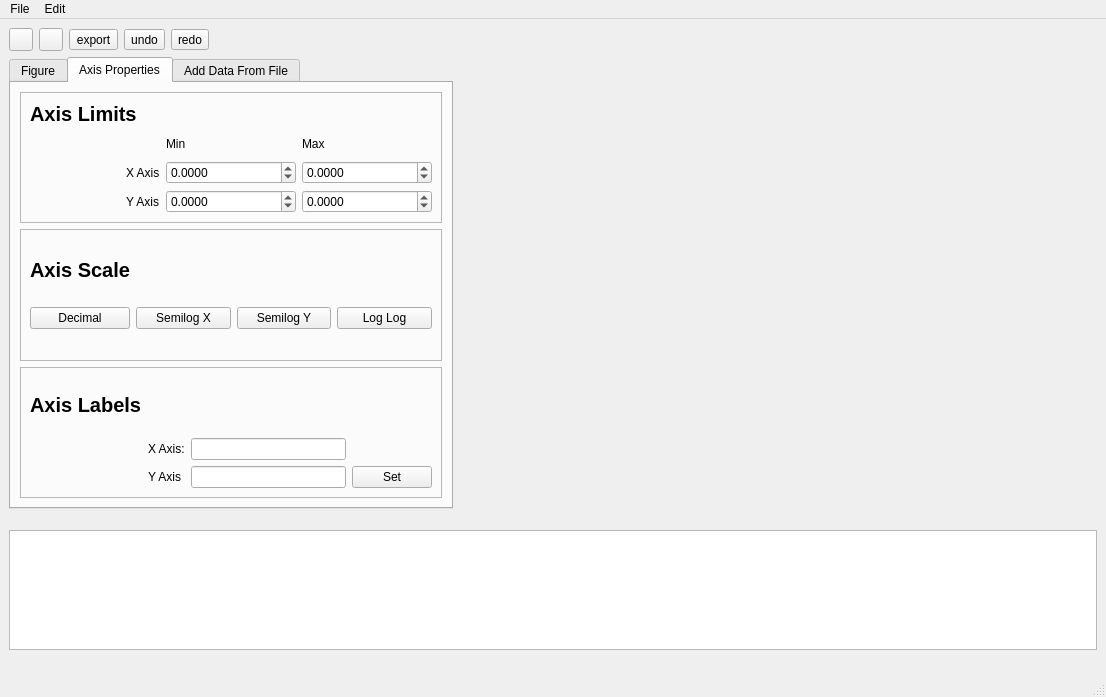
This is ui/plotter.ui in hadrianmontes/Plotter2 as Qt 5 draws it before an edit. The edited form follows.
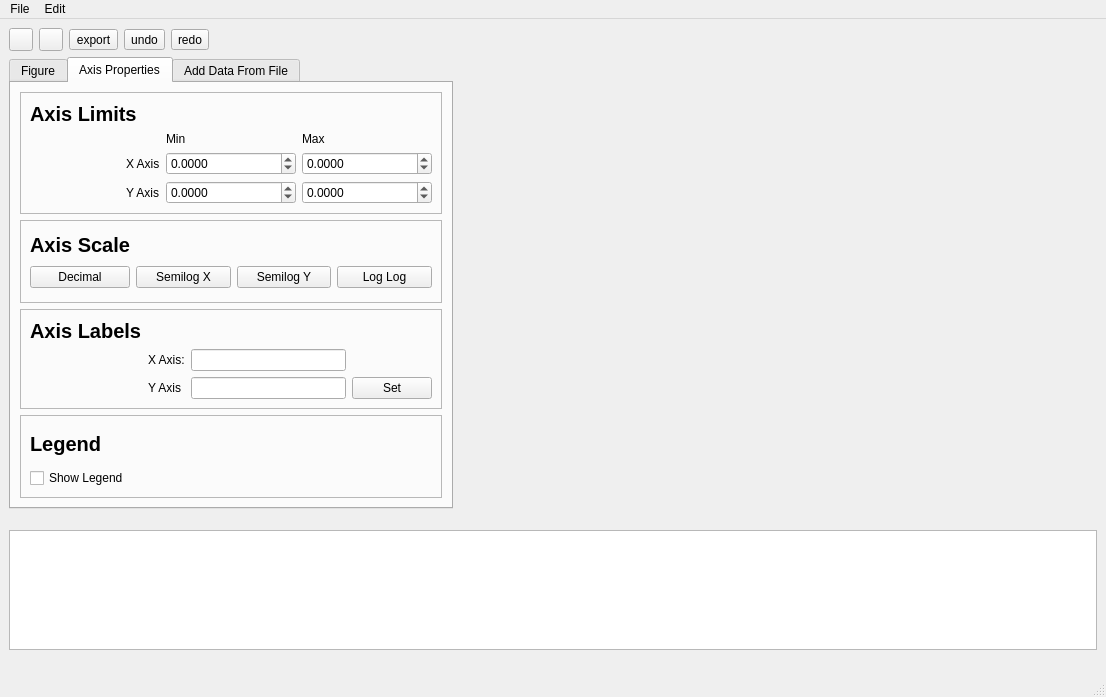
This is the edited form. The open tabs and pages were chosen to show the change. Icons and pictures are not drawn.

Commit message: Added the tools for the labels in the legends

```diff
--- a/ui/plotter.ui
+++ b/ui/plotter.ui
@@ -581,6 +581,39 @@
             </layout>
            </widget>
           </item>
+          <item row="3" column="0" colspan="2">
+           <widget class="QFrame" name="frame_8">
+            <property name="frameShape">
+             <enum>QFrame::StyledPanel</enum>
+            </property>
+            <property name="frameShadow">
+             <enum>QFrame::Raised</enum>
+            </property>
+            <layout class="QGridLayout" name="gridLayout_14">
+             <item row="0" column="0">
+              <widget class="QLabel" name="label_27">
+               <property name="font">
+                <font>
+                 <pointsize>15</pointsize>
+                 <weight>75</weight>
+                 <bold>true</bold>
+                </font>
+               </property>
+               <property name="text">
+                <string>Legend</string>
+               </property>
+              </widget>
+             </item>
+             <item row="1" column="0">
+              <widget class="QCheckBox" name="showlegend">
+               <property name="text">
+                <string>Show Legend</string>
+               </property>
+              </widget>
+             </item>
+            </layout>
+           </widget>
+          </item>
          </layout>
         </widget>
         <widget class="QWidget" name="add_data_tab">
```
Left out of the diff: 34 changed lines with no effect on the pictures. The commit also changes 1 other file.
